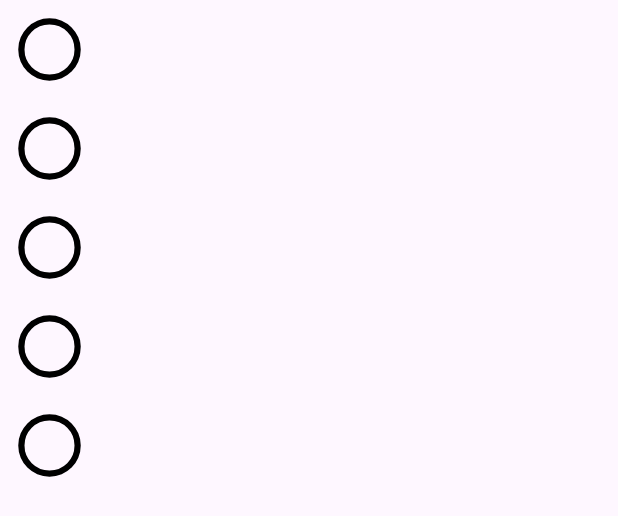
After one commit to guigax/LoudScoreboard, an Android app: the layout dialog_color_picker.xml on its own in the app's theme, with its tools: preview values and no code run, on a phone screen of 412 x 824 dp. The commit adds this screen. Shown: the top 516 px of the screen. Run offline under Robolectric (Android 15) with nearby library versions, the phone set to English and light mode, and no system bars.

Commit message:
Simple implementation of ColorPickerDialog

```diff
--- a/app/src/main/java/com/guigax/loudscoreboard/MainActivity.kt
+++ b/app/src/main/java/com/guigax/loudscoreboard/MainActivity.kt
@@ -24,7 +24,7 @@ import com.guigax.loudscoreboard.datacoordinator.setTeam1NameDataStore
 import com.guigax.loudscoreboard.datacoordinator.setTeam2NameDataStore
 import com.guigax.loudscoreboard.datacoordinator.updateTeam1Score
 import com.guigax.loudscoreboard.datacoordinator.updateTeam2Score
-import com.guigax.loudscoreboard.fragment.BottomSheetDialogFragment
+import com.guigax.loudscoreboard.fragment.SettingsFragment
 import kotlinx.coroutines.runBlocking
 import java.time.Duration
 import java.util.LinkedList
@@ -276,8 +276,8 @@ class MainActivity : AppCompatActivity() {
     }
 
     private fun showSettingsDialog() {
-        val bottomSheetDialogFragment = BottomSheetDialogFragment()
-        bottomSheetDialogFragment.show(supportFragmentManager, bottomSheetDialogFragment.tag)
+        val settingsFragment = SettingsFragment()
+        settingsFragment.show(supportFragmentManager, settingsFragment.tag)
     }
 
     private fun resetTeamsNames() {
--- /dev/null
+++ b/app/src/main/res/drawable/circle.xml
@@ -0,0 +1,9 @@
+<vector xmlns:android="http://schemas.android.com/apk/res/android"
+    android:width="24dp"
+    android:height="24dp"
+    android:viewportWidth="960"
+    android:viewportHeight="960">
+    <path
+        android:fillColor="#FF000000"
+        android:pathData="M480,880q-83,0 -156,-31.5T197,763q-54,-54 -85.5,-127T80,480q0,-83 31.5,-156T197,197q54,-54 127,-85.5T480,80q83,0 156,31.5T763,197q54,54 85.5,127T880,480q0,83 -31.5,156T763,763q-54,54 -127,85.5T480,880ZM480,800q134,0 227,-93t93,-227q0,-134 -93,-227t-227,-93q-134,0 -227,93t-93,227q0,134 93,227t227,93ZM480,480Z" />
+</vector>
--- /dev/null
+++ b/app/src/main/res/layout/dialog_color_picker.xml
@@ -0,0 +1,48 @@
+<?xml version="1.0" encoding="utf-8"?>
+<LinearLayout xmlns:android="http://schemas.android.com/apk/res/android"
+    android:layout_width="match_parent"
+    android:layout_height="wrap_content"
+    android:orientation="vertical">
+
+    <ImageView
+        android:id="@+id/color_circle_0"
+        android:layout_width="50dp"
+        android:layout_height="50dp"
+        android:layout_margin="8dp"
+        android:background="@drawable/circle"
+        android:contentDescription="Color circle" />
+
+    <ImageView
+        android:id="@+id/color_circle_1"
+        android:layout_width="50dp"
+        android:layout_height="50dp"
+        android:layout_margin="8dp"
+        android:background="@drawable/circle"
+        android:contentDescription="Color circle" />
+
+    <ImageView
+        android:id="@+id/color_circle_2"
+        android:layout_width="50dp"
+        android:layout_height="50dp"
+        android:layout_margin="8dp"
+        android:background="@drawable/circle"
+        android:contentDescription="Color circle" />
+
+    <ImageView
+        android:id="@+id/color_circle_3"
+        android:layout_width="50dp"
+        android:layout_height="50dp"
+        android:layout_margin="8dp"
+        android:background="@drawable/circle"
+        android:contentDescription="Color circle" />
+
+    <ImageView
+        android:id="@+id/color_circle_4"
+        android:layout_width="50dp"
+        android:layout_height="50dp"
+        android:layout_margin="8dp"
+        android:background="@drawable/circle"
+        android:contentDescription="Color circle" />
+
+
+</LinearLayout>
```
Also changed, not shown: app/src/main/java/com/guigax/loudscoreboard/fragment/ColorPickerDialog.kt (added, +55 -0 lines), app/src/main/java/com/guigax/loudscoreboard/fragment/SettingsFragment.kt (renamed from app/src/main/java/com/guigax/loudscoreboard/fragment/BottomSheetDialogFragment.kt, +14 -9 lines), app/src/main/res/layout/settings_layout.xml (renamed from app/src/main/res/layout/bottom_sheet_layout.xml).
